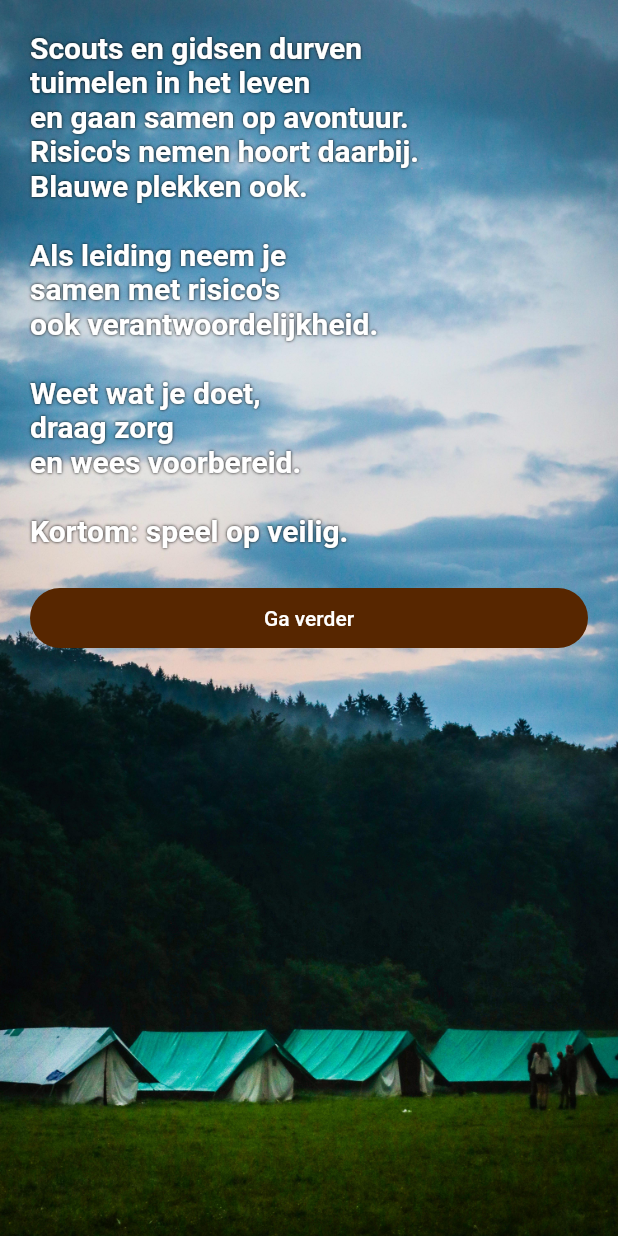
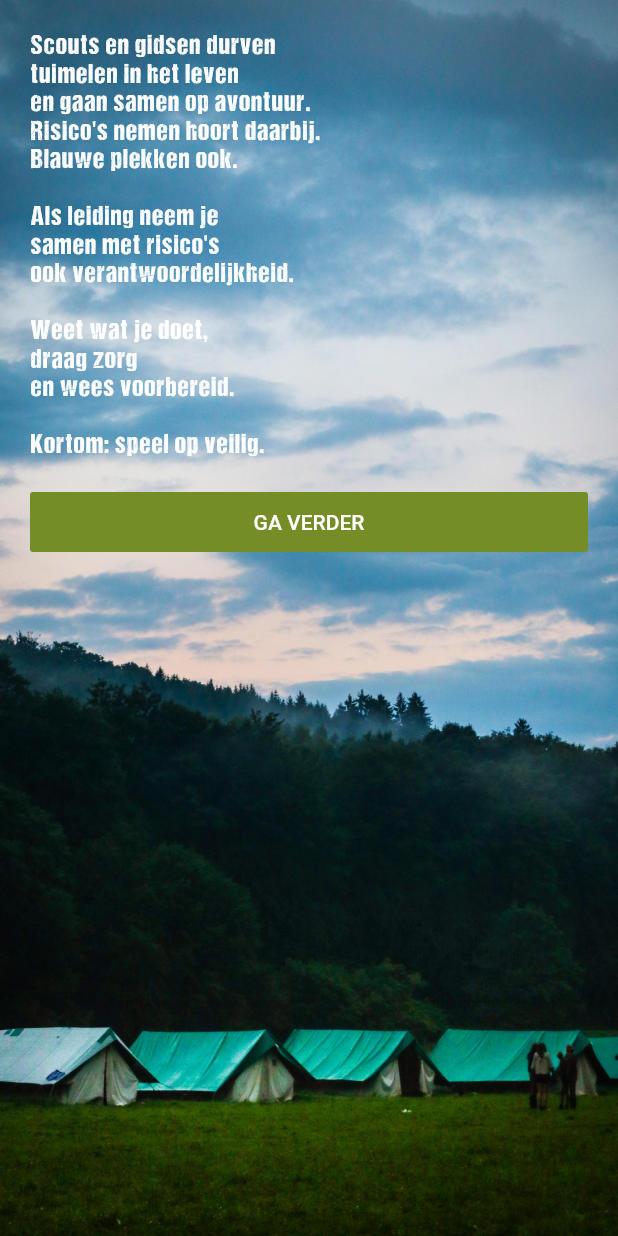
Before and after one commit to ScoutsGidsenVL/speel-op-veilig-2023, a Flutter app: the screen it shows after launch, on a phone screen of 412 x 824 dp. Run offline on Flutter 3.47's test engine with Material 2 defaults, Android fonts, the phone set to English and light mode, and no system bars; our stand-ins replace flutter_markdown.

Commit message:
Add custom font

```diff
--- a/lib/main.dart
+++ b/lib/main.dart
@@ -11,6 +11,9 @@ void main() {
   runApp(const MyApp());
 }
 
+const primary = Color.fromRGBO(87, 38, 0, 1);
+const secondary = Color.fromRGBO(116, 141, 38, 1);
+
 class MyApp extends StatelessWidget {
   const MyApp({super.key});
 
@@ -19,32 +22,18 @@ class MyApp extends StatelessWidget {
     return MaterialApp(
       title: 'Speel op Veilig',
       theme: ThemeData(
-        primaryColor: const Color.fromRGBO(87, 38, 0, 1),
-        primarySwatch: const MaterialColor(0xff572600, <int, Color>{
-          50: Color.fromRGBO(87, 38, 0, 1),
-          100: Color.fromRGBO(87, 38, 0, 1),
-          200: Color.fromRGBO(87, 38, 0, 1),
-          300: Color.fromRGBO(87, 38, 0, 1),
-          400: Color.fromRGBO(87, 38, 0, 1),
-          500: Color.fromRGBO(87, 38, 0, 1),
-          600: Color.fromRGBO(87, 38, 0, 1),
-          700: Color.fromRGBO(87, 38, 0, 1),
-          800: Color.fromRGBO(87, 38, 0, 1),
-          900: Color.fromRGBO(87, 38, 0, 1),
-        }),
-        textTheme: const TextTheme(
-            titleLarge: TextStyle(fontSize: 20),
+          colorScheme:
+              const ColorScheme.light(primary: primary, secondary: secondary),
+          textTheme: const TextTheme(
+            titleLarge:
+                TextStyle(fontFamily: "DCCAsh", fontSize: 24, letterSpacing: 1),
             bodyMedium: TextStyle(fontSize: 14),
             bodySmall: TextStyle(fontSize: 14),
-            headlineLarge: TextStyle(
-                fontSize: 20,
-                fontWeight: FontWeight.bold,
-                color: Color.fromRGBO(87, 38, 0, 1)),
-            headlineMedium: TextStyle(
-                fontSize: 18,
-                fontWeight: FontWeight.bold,
-                color: Color.fromRGBO(116, 141, 38, 1))),
-      ),
+            headlineLarge:
+                TextStyle(fontFamily: "DCCAsh", fontSize: 24, color: primary),
+            headlineMedium:
+                TextStyle(fontFamily: "DCCAsh", fontSize: 18, color: secondary),
+          )),
       initialRoute: '/intro',
       routes: <String, WidgetBuilder>{
         '/intro': (context) => const Intro(),
--- a/lib/pages/home.dart
+++ b/lib/pages/home.dart
@@ -35,7 +35,7 @@ class HomeState extends State<Home> {
   @override
   Widget build(BuildContext context) {
     return Scaffold(
-      appBar: AppBar(title: const Text('Speel op Veilig')),
+      appBar: AppBar(title: const Text('SPEEL OP VEILIG')),
       body: ListView(
         padding: const EdgeInsets.all(25),
         children: [
--- a/lib/pages/info/crisis.dart
+++ b/lib/pages/info/crisis.dart
@@ -1,6 +1,7 @@
 import 'package:flutter_markdown/flutter_markdown.dart';
 import 'package:flutter/material.dart';
 import 'package:flutter/services.dart';
+import 'package:speel_op_veilig/util.dart';
 
 class Crisis extends StatefulWidget {
   const Crisis({Key? key}) : super(key: key);
@@ -23,7 +24,7 @@ class CrisisState extends State<Crisis> {
   @override
   Widget build(BuildContext context) {
     return Scaffold(
-        appBar: AppBar(title: const Text('Crisis- en Noodsituaties')),
-        body: Markdown(data: _body));
+        appBar: AppBar(title: const Text('CRISIS- EN NOODSITUATIES')),
+        body: Markdown(data: _body, styleSheet: markdownStyle(context)));
   }
 }
--- a/lib/pages/info/veilige_activiteit.dart
+++ b/lib/pages/info/veilige_activiteit.dart
@@ -1,6 +1,7 @@
 import 'package:flutter_markdown/flutter_markdown.dart';
 import 'package:flutter/material.dart';
 import 'package:flutter/services.dart';
+import 'package:speel_op_veilig/util.dart';
 
 class VeiligeActiviteit extends StatefulWidget {
   const VeiligeActiviteit({Key? key}) : super(key: key);
@@ -23,7 +24,7 @@ class VeiligeActiviteitState extends State<VeiligeActiviteit> {
   @override
   Widget build(BuildContext context) {
     return Scaffold(
-        appBar: AppBar(title: const Text('Een veilige activiteit')),
-        body: Markdown(data: _body));
+        appBar: AppBar(title: const Text('EEN VEILIGE ACTIVITEIT')),
+        body: Markdown(data: _body, styleSheet: markdownStyle(context)));
   }
 }
--- a/lib/pages/info/verzekeringen.dart
+++ b/lib/pages/info/verzekeringen.dart
@@ -1,6 +1,7 @@
 import 'package:flutter_markdown/flutter_markdown.dart';
 import 'package:flutter/material.dart';
 import 'package:flutter/services.dart';
+import 'package:speel_op_veilig/util.dart';
 
 class Verzekeringen extends StatefulWidget {
   const Verzekeringen({Key? key}) : super(key: key);
@@ -23,7 +24,7 @@ class VerzekeringenState extends State<Verzekeringen> {
   @override
   Widget build(BuildContext context) {
     return Scaffold(
-        appBar: AppBar(title: const Text('Verzekeringen en aansprakelijkheid')),
-        body: Markdown(data: _body));
+        appBar: AppBar(title: const Text('VERZEKERINGEN EN AANSPRAKELIJKHEID')),
+        body: Markdown(data: _body, styleSheet: markdownStyle(context)));
   }
 }
--- a/lib/pages/info/vragen.dart
+++ b/lib/pages/info/vragen.dart
@@ -35,7 +35,7 @@ class VragenState extends State<Vragen> {
   @override
   Widget build(BuildContext context) {
     return Scaffold(
-        appBar: AppBar(title: const Text('Vraag en Antwoord')),
+        appBar: AppBar(title: const Text('VRAAG EN ANTWOORD')),
         body: ListView.builder(
             padding: const EdgeInsets.all(25),
             itemCount: _chapters.length,
--- a/lib/pages/info/wegwijs.dart
+++ b/lib/pages/info/wegwijs.dart
@@ -1,6 +1,7 @@
 import 'package:flutter_markdown/flutter_markdown.dart';
 import 'package:flutter/material.dart';
 import 'package:flutter/services.dart';
+import 'package:speel_op_veilig/util.dart';
 
 class Wegwijs extends StatefulWidget {
   const Wegwijs({Key? key}) : super(key: key);
@@ -23,7 +24,7 @@ class WegwijsState extends State<Wegwijs> {
   @override
   Widget build(BuildContext context) {
     return Scaffold(
-        appBar: AppBar(title: const Text('Wegwijs in deze app')),
-        body: Markdown(data: _body));
+        appBar: AppBar(title: const Text('WEGWIJS IN DEZE APP')),
+        body: Markdown(data: _body, styleSheet: markdownStyle(context)));
   }
 }
--- a/lib/pages/intro.dart
+++ b/lib/pages/intro.dart
@@ -30,15 +30,20 @@ en wees voorbereid.
 Kortom: speel op veilig.
         ''',
               style: TextStyle(
+                  fontFamily: 'DCCAsh',
                   color: Colors.white,
-                  fontSize: 20,
-                  fontWeight: FontWeight.bold,
-                  shadows: [Shadow(blurRadius: 2)])),
+                  fontSize: 18,
+                  letterSpacing: 1)),
           FilledButton(
               onPressed: () {
                 Navigator.pushNamedAndRemoveUntil(context, '/', (_) => false);
               },
-              child: const Text('Ga verder')),
+              style: ButtonStyle(
+                  shape: MaterialStateProperty.all(const RoundedRectangleBorder(
+                      borderRadius: BorderRadius.all(Radius.circular(2.0)))),
+                  backgroundColor: MaterialStateProperty.all(
+                      Theme.of(context).colorScheme.secondary)),
+              child: const Text('GA VERDER')),
         ]),
       ),
     );
--- a/lib/widgets/faq.dart
+++ b/lib/widgets/faq.dart
@@ -23,7 +23,7 @@ class Faq extends StatelessWidget {
                     child: Column(
                       crossAxisAlignment: CrossAxisAlignment.start,
                       children: [
-                        Text(answer.key,
+                        Text('${answer.key}:',
                             style: Theme.of(context).textTheme.bodySmall),
                         Text(answer.value,
                             style: Theme.of(context)
--- a/pubspec.yaml
+++ b/pubspec.yaml
@@ -68,6 +68,7 @@ flutter:
   #   - images/a_dot_ham.jpeg
   assets:
     - assets/content/
+    - assets/fonts/
     - assets/images/
     - assets/data.json
 
@@ -96,3 +97,7 @@ flutter:
   #
   # For details regarding fonts from package dependencies,
   # see https://flutter.dev/custom-fonts/#from-packages
+  fonts:
+    - family: DCCAsh
+      fonts:
+        - asset: assets/fonts/dccash.ttf
```
Also changed, not shown: lib/util.dart (added, +12 -0 lines), assets/fonts/dccash.ttf (added).
